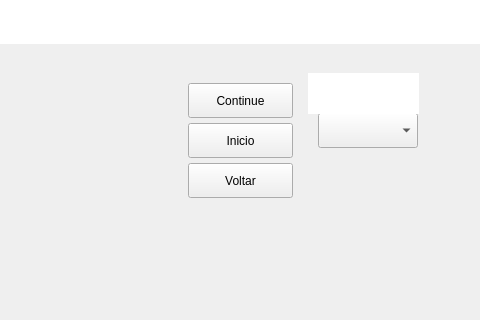
Qt form ui/thirdwindow.ui (eriklemy/Detetive) before a commit; both pictures show x 432 to 912 and y 367 to 687 of the 1366 by 768 pixel window.
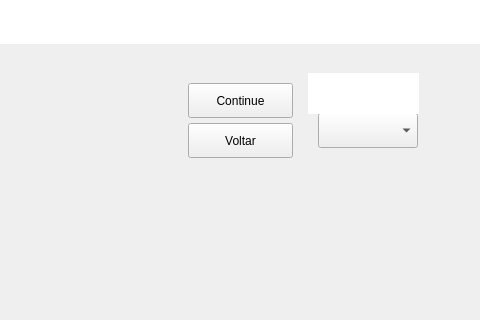
The same form after that commit.

Diff of the .ui file:
```diff
--- a/ui/thirdwindow.ui
+++ b/ui/thirdwindow.ui
@@ -78,19 +78,6 @@
 &lt;p align=&quot;center&quot; style=&quot; margin-top:0px; margin-bottom:0px; margin-left:0px; margin-right:0px; -qt-block-indent:0; text-indent:0px;&quot;&gt;&lt;span style=&quot; font-size:14pt; font-weight:700; font-style:italic; color:#ffffff;&quot;&gt;Suspeitos&lt;/span&gt;&lt;/p&gt;&lt;/body&gt;&lt;/html&gt;</string>
     </property>
    </widget>
-   <widget class="QPushButton" name="pushInicioButton">
-    <property name="geometry">
-     <rect>
-      <x>620</x>
-      <y>490</y>
-      <width>105</width>
-      <height>35</height>
-     </rect>
-    </property>
-    <property name="text">
-     <string>Inicio</string>
-    </property>
-   </widget>
    <widget class="QPushButton" name="pushContinueButton">
     <property name="geometry">
      <rect>
@@ -108,7 +95,7 @@
     <property name="geometry">
      <rect>
       <x>620</x>
-      <y>530</y>
+      <y>490</y>
       <width>105</width>
       <height>35</height>
      </rect>
```
Left out of the diff: 1 changed line with no effect on the pictures.
